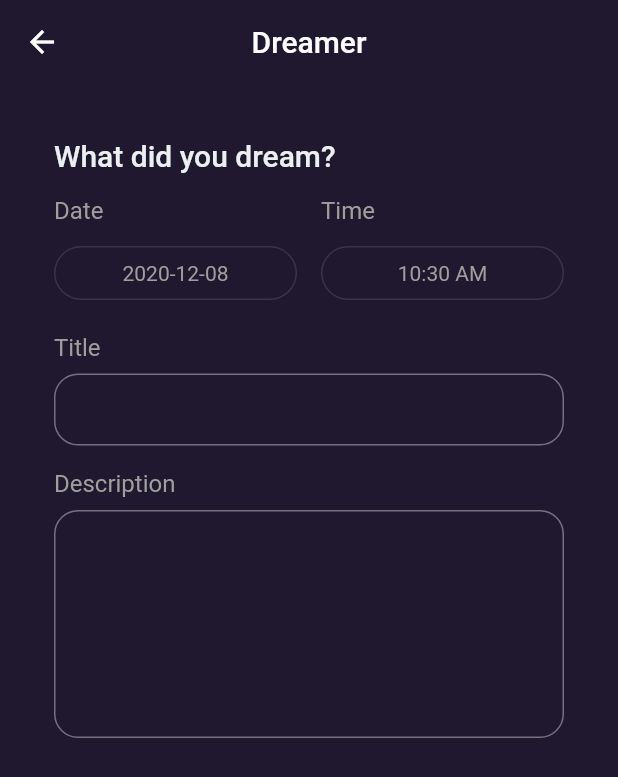
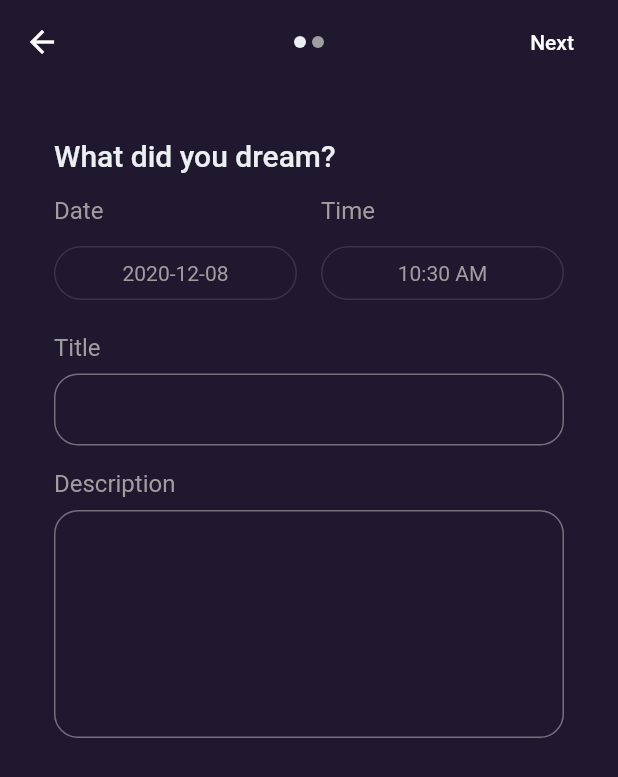
Before and after one commit to amir5121/dreamer-mobile-application, a Flutter app: the Story screen opened by its route, on a phone screen of 412 x 824 dp. Shown: the top 777 px of the screen. Run offline on Flutter 3.47's test engine with Material 2 defaults, Android fonts, the phone set to English and light mode, and no system bars; our stand-ins replace carousel_slider, dio, flutter_phoenix, flutter_secure_storage, infinite_scroll_pagination, retrofit and 2 more; accounts and stored records are empty; generated files the repository leaves out were written again.

Commit message:
added story logic

```diff
--- /dev/null
+++ b/lib/base_widgets/dots.dart
@@ -0,0 +1,28 @@
+import 'package:dreamer/common/constants.dart';
+import 'package:flutter/material.dart';
+
+class Dots extends StatelessWidget {
+  final int count;
+  final int selected;
+
+  const Dots({Key key, this.count, this.selected}) : super(key: key);
+
+  @override
+  Widget build(BuildContext context) {
+    return Row(
+      mainAxisAlignment: MainAxisAlignment.center,
+      children: List.generate(
+          count,
+          (index) => Container(
+                width: 8.0,
+                height: 8.0,
+                margin: EdgeInsets.symmetric(vertical: 10.0, horizontal: 2.0),
+                decoration: BoxDecoration(
+                  shape: BoxShape.circle,
+                  color:
+                      selected == index ? Constants.tertiaryColor : Constants.accentColor,
+                ),
+              )),
+    );
+  }
+}
--- /dev/null
+++ b/lib/common/forward_interface.dart
@@ -0,0 +1,3 @@
+abstract class Forward {
+  bool next();
+}
--- a/lib/main.dart
+++ b/lib/main.dart
@@ -37,7 +37,7 @@ class _MyAppState extends State<MyApp> {
         // In this sample app, CatalogModel never changes, so a simple Provider
         // is sufficient.
         ChangeNotifierProvider(create: (context) => configurationsViewModel),
-        ChangeNotifierProvider(create: (context) => AuthViewModel()),
+        ChangeNotifierProvider(create: (context) => AuthViewModel())
       ],
       child: MaterialApp(
         title: 'Dreamer',
--- a/lib/models/dream/dream.dart
+++ b/lib/models/dream/dream.dart
@@ -8,19 +8,20 @@ part 'dream.g.dart';
 
 @JsonSerializable(nullable: false, fieldRename: FieldRename.snake)
 class Dream {
-  final DateTime created;
-  final DateTime modified;
-  final String identifier;
-  final User user;
-  final String publicationStatus;
-  final String dreamClearance;
-  final String text;
-  final String title;
-  final DateTime dreamDate;
-  final List<Element> elements;
-  final List<Feeling> feelings;
+  String text;
+  String title;
+  DateTime created;
+  DateTime modified;
+  String identifier;
+  User user;
+  String publicationStatus;
+  String dreamClearance;
+  DateTime dreamDate;
+  List<Element> elements;
+  List<Feeling> feelings;
 
-  Dream(this.created,
+  Dream(
+      {this.created,
       this.modified,
       this.identifier,
       this.user,
@@ -30,8 +31,7 @@ class Dream {
       this.title,
       this.dreamDate,
       this.elements,
-      this.feelings);
-
+      this.feelings});
 
   factory Dream.fromJson(Map<String, dynamic> json) => _$DreamFromJson(json);
 
--- a/lib/screens/home/home.dart
+++ b/lib/screens/home/home.dart
@@ -76,7 +76,7 @@ class _HomeState extends State<Home> {
         ),
         itemBuilder: (context, item, index) {
           if (index == 0) {
-            return homeHeading(setState);
+            return HomeHeading();
           }
           return _homeTimelineItem(item);
         },
--- /dev/null
+++ b/lib/screens/questionnaire/questionnaire_init.dart
@@ -0,0 +1,153 @@
+import 'package:dreamer/base_widgets/dreamer_fake_text_field.dart';
+import 'package:dreamer/base_widgets/dreamer_text_field.dart';
+import 'package:dreamer/base_widgets/let_scroll.dart';
+import 'package:dreamer/common/forward_interface.dart';
+import 'package:flutter/material.dart';
+import 'package:intl/intl.dart';
+
+import 'questionnaire_step_widget.dart';
+
+class QuestionnaireInit extends QuestionnaireStepWidget {
+  QuestionnaireInit({Key key, dream}) : super(key: key, dream: dream);
+
+  final _questionnaireInitState = _QuestionnaireInitState();
+
+  @override
+  _QuestionnaireInitState createState() {
+    return _questionnaireInitState;
+  }
+
+  @override
+  bool next() {
+    return _questionnaireInitState.next();
+  }
+}
+
+class _QuestionnaireInitState extends State<QuestionnaireInit> implements Forward {
+  final _formKey = GlobalKey<FormState>();
+  final titleController = TextEditingController();
+  final descriptionController = TextEditingController();
+
+  DateTime selectedDate = DateTime.now();
+  TimeOfDay selectedTime = TimeOfDay.now();
+  DateTime now = DateTime.now();
+
+  Future<Null> _selectDate(BuildContext context) async {
+    final DateTime picked = await showDatePicker(
+      context: context,
+      initialDate: selectedDate,
+      firstDate: DateTime(2000, 8),
+      lastDate: DateTime(now.year, now.month, now.day + 1),
+    );
+    if (picked != null && picked != selectedDate)
+      setState(() {
+        selectedDate = picked;
+      });
+  }
+
+  Future<Null> _selectTime(BuildContext context) async {
+    final TimeOfDay picked = await showTimePicker(
+      context: context,
+      initialTime: selectedTime,
+    );
+    if (picked != null && picked != selectedTime)
+      setState(() {
+        selectedTime = picked;
+      });
+  }
+
+  @override
+  void dispose() {
+    super.dispose();
+    titleController.dispose();
+    descriptionController.dispose();
+  }
+
+  @override
+  Widget build(BuildContext context) {
+    return Container(
+      padding: EdgeInsets.all(36.0),
+      child: LetScroll(
+        child: Column(
+          crossAxisAlignment: CrossAxisAlignment.start,
+          children: [
+            Text(
+              'What did you dream?',
+              style: Theme.of(context).textTheme.headline6,
+            ),
+            SizedBox(
+              height: 16,
+            ),
+            Row(
+              children: [
+                Expanded(
+                  child: DreamFakeTextField(
+                    label: "Date",
+                    value: DateFormat('yyyy-MM-dd').format(selectedDate),
+                    onPressed: () {
+                      _selectDate(context);
+                    },
+                  ),
+                ),
+                SizedBox(
+                  width: 16,
+                ),
+                Expanded(
+                  child: DreamFakeTextField(
+                    label: "Time",
+                    value: selectedTime.format(context),
+                    onPressed: () {
+                      _selectTime(context);
+                    },
+                  ),
+                )
+              ],
+            ),
+            SizedBox(
+              height: 16,
+            ),
+            Form(
+              key: _formKey,
+              child: Column(
+                children: [
+                  DreamTextField(
+                    label: "Title",
+                    controller: titleController,
+                  ),
+                  SizedBox(
+                    height: 16,
+                  ),
+                  DreamTextField(
+                    label: "Description",
+                    controller: descriptionController,
+                    maxLines: 8,
+                  ),
+                  SizedBox(
+                    height: 16,
+                  ),
+                ],
+              ),
+            ),
+          ],
+        ),
+      ),
+    );
+  }
+
+  @override
+  bool next() {
+    if (_formKey.currentState.validate()) {
+      widget.dream.title = titleController.text;
+      widget.dream.text = titleController.text;
+      widget.dream.dreamDate = DateTime(
+        selectedDate.year,
+        selectedDate.month,
+        selectedDate.day,
+        selectedTime.hour,
+        selectedTime.minute,
+      );
+      return true;
+    }
+    return false;
+  }
+}
--- /dev/null
+++ b/lib/screens/questionnaire/questionnaire_step_widget.dart
@@ -0,0 +1,9 @@
+import 'package:dreamer/common/forward_interface.dart';
+import 'package:dreamer/models/dream/dream.dart';
+import 'package:flutter/material.dart';
+
+abstract class QuestionnaireStepWidget extends StatefulWidget implements Forward {
+  final Dream dream;
+
+  QuestionnaireStepWidget({Key key, this.dream}) : super(key: key);
+}
--- a/lib/screens/questionnaire/story.dart
+++ b/lib/screens/questionnaire/story.dart
@@ -1,9 +1,11 @@
-import 'package:dreamer/base_widgets/dreamer_fake_text_field.dart';
-import 'package:dreamer/base_widgets/dreamer_scaffold.dart';
-import 'package:dreamer/base_widgets/dreamer_text_field.dart';
-import 'package:dreamer/base_widgets/let_scroll.dart';
+import 'package:dreamer/base_widgets/dots.dart';
+import 'package:dreamer/models/dream/dream.dart';
+import 'package:dreamer/screens/questionnaire/questionnaire_overall_feelings.dart';
+import 'package:dreamer/screens/questionnaire/questionnaire_step_widget.dart';
+import 'package:dreamer/screens/questionnaire/questionnaire_init.dart';
+import 'package:dreamer/view_models/dreams_view_model.dart';
 import 'package:flutter/material.dart';
-import 'package:intl/intl.dart';
+import 'package:provider/provider.dart';
 
 class Story extends StatefulWidget {
   @override
@@ -11,152 +13,48 @@ class Story extends StatefulWidget {
 }
 
 class _StoryState extends State<Story> {
-  final _formKey = GlobalKey<FormState>();
-  final titleController = TextEditingController();
-  final descriptionController = TextEditingController();
-
-  DateTime selectedDate = DateTime.now();
-  TimeOfDay selectedTime = TimeOfDay.now();
-  DateTime now = DateTime.now();
-
-  Future<Null> _selectDate(BuildContext context) async {
-    final DateTime picked = await showDatePicker(
-      context: context,
-      initialDate: selectedDate,
-      firstDate: DateTime(2000, 8),
-      lastDate: DateTime(now.year, now.month, now.day + 1),
-    );
-    if (picked != null && picked != selectedDate)
-      setState(() {
-        selectedDate = picked;
-      });
-  }
-
-  Future<Null> _selectTime(BuildContext context) async {
-    final TimeOfDay picked = await showTimePicker(
-      context: context,
-      initialTime: selectedTime,
-    );
-    if (picked != null && picked != selectedTime)
-      setState(() {
-        selectedTime = picked;
-      });
-  }
+  int _current = 0;
+  final Dream dream = Dream();
+  final List<QuestionnaireStepWidget> _journalLogger = [];
 
   @override
-  void dispose() {
-    super.dispose();
-    titleController.dispose();
-    descriptionController.dispose();
+  void initState() {
+    super.initState();
+    _journalLogger.add(QuestionnaireInit(dream: dream));
+    _journalLogger.add(QuestionnaireOverallFeelings(dream: dream));
   }
 
   @override
   Widget build(BuildContext context) {
-    // AuthViewModel auth = context.watch<AuthViewModel>();
-    // WidgetsBinding.instance.addPostFrameCallback((_) {
-    //   if (auth.isLoading == false &&
-    //       auth.hasError == false &&
-    //       auth.madeSuccessfulRequest) {
-    //     auth.reset();
-    //     Navigator.pushReplacementNamed(context, '/login');
-    //     ScaffoldMessenger.of(context).showSnackBar(
-    //       SnackBar(
-    //         duration: Duration(seconds: 10),
-    //         content: Text(
-    //           "Sign up successful. You can login now.",
-    //           style: TextStyle(
-    //             color: Colors.lightGreen,
-    //           ),
-    //         ),
-    //       ),
-    //     );
-    //   }
-    // });
-    return DreamerScaffold(
-      body: Container(
-        padding: EdgeInsets.all(36.0),
-        child: LetScroll(
-          child: Column(
-            crossAxisAlignment: CrossAxisAlignment.start,
-            children: [
-              Text(
-                'What did you dream?',
-                style: Theme.of(context).textTheme.headline6,
-              ),
-              SizedBox(
-                height: 16,
-              ),
-              Row(
-                children: [
-                  Expanded(
-                    child: DreamFakeTextField(
-                      label: "Date",
-                      value: DateFormat('yyyy-MM-dd').format(selectedDate),
-                      onPressed: () {
-                        _selectDate(context);
-                      },
-                    ),
-                  ),
-                  SizedBox(
-                    width: 16,
-                  ),
-                  Expanded(
-                    child: DreamFakeTextField(
-                      label: "Time",
-                      value: selectedTime.format(context),
-                      onPressed: () {
-                        _selectTime(context);
-                      },
-                    ),
-                  )
-                ],
-              ),
-              SizedBox(
-                height: 16,
-              ),
-              Form(
-                key: _formKey,
-                child: Column(
-                  children: [
-                    DreamTextField(
-                      label: "Title",
-                      controller: titleController,
-                    ),
-                    SizedBox(
-                      height: 16,
-                    ),
-                    DreamTextField(
-                      label: "Description",
-                      controller: descriptionController,
-                      maxLines: 8,
-                    ),
-                    SizedBox(
-                      height: 16,
-                    ),
-                    // Container(
-                    //   width: double.infinity,
-                    //   child: DreamConsumer<AuthViewModel>(
-                    //     builder: (context, auth, child) => RaisedButton(
-                    //       child: Text('Sign up'),
-                    //       onPressed: auth.isLoading
-                    //           ? null
-                    //           : () {
-                    //               if (_formKey.currentState.validate()) {
-                    //                 auth.signUpWithPassword(
-                    //                   titleController.text,
-                    //                   descriptionController.text,
-                    //                 );
-                    //               }
-                    //             },
-                    //     ),
-                    //   ),
-                    // ),
-                  ],
-                ),
-              ),
-            ],
+    final bool isLastItem = _current == _journalLogger.length - 1;
+    return ChangeNotifierProvider(
+      create: (context) => JournalViewModel(),
+      child: Scaffold(
+        appBar: AppBar(
+          title: Dots(
+            count: _journalLogger.length,
+            selected: _current,
           ),
+          elevation: 0,
+          centerTitle: true,
+          actions: [
+            FlatButton(
+              child: Text(isLastItem ? "Finish" : "Next"),
+              onPressed: () {
+                if (_journalLogger[_current].next()) {
+                  if (_current < _journalLogger.length - 1) {
+                    setState(() {
+                      _current++;
+                    });
+                  } else {
+                    Navigator.pushReplacementNamed(context, '/home');
+                  }
+                }
+              },
+            )
+          ],
         ),
+        body: _journalLogger[_current],
       ),
     );
   }
```
Also changed, not shown: lib/screens/home/home_heading.dart (+13 -20 lines), lib/screens/questionnaire/questionnaire_overall_feelings.dart (added, +60 -0 lines), lib/models/dream/dream.g.dart.
